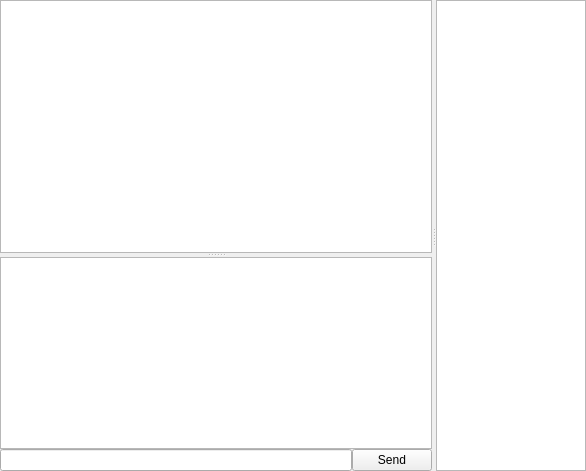
obiwankennedy/cahootseditor, file document.ui: the form before one commit.
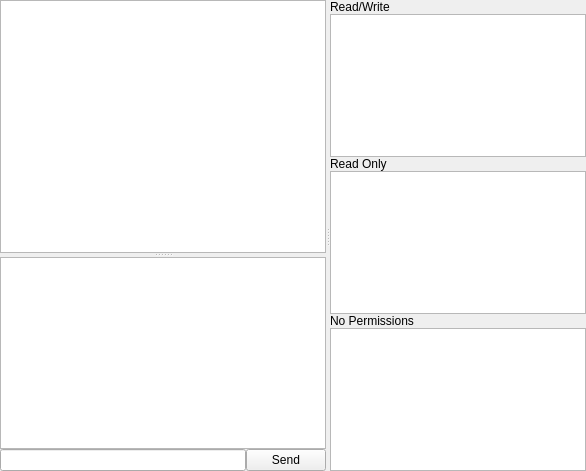
The form after the commit.

Commit message: Modified the document layout to allow for different permissions more easily. Also hooked the return key into our chat box for easier chatting.

```diff
--- a/document.ui
+++ b/document.ui
@@ -28,7 +28,7 @@
       </property>
       <widget class="QTextEdit" name="codeTextEdit">
        <property name="sizePolicy">
-        <sizepolicy hsizetype="Expanding" vsizetype="Expanding">
+        <sizepolicy hsizetype="Ignored" vsizetype="Expanding">
          <horstretch>0</horstretch>
          <verstretch>100</verstretch>
         </sizepolicy>
@@ -47,7 +47,7 @@
         <item>
          <widget class="QTextEdit" name="chatTextEdit">
           <property name="sizePolicy">
-           <sizepolicy hsizetype="Expanding" vsizetype="Expanding">
+           <sizepolicy hsizetype="Ignored" vsizetype="Expanding">
             <horstretch>0</horstretch>
             <verstretch>1</verstretch>
            </sizepolicy>
@@ -89,19 +89,120 @@
        </layout>
       </widget>
      </widget>
-     <widget class="QListWidget" name="listWidget">
-      <property name="sizePolicy">
-       <sizepolicy hsizetype="Expanding" vsizetype="Expanding">
-        <horstretch>0</horstretch>
-        <verstretch>0</verstretch>
-       </sizepolicy>
-      </property>
-      <property name="maximumSize">
-       <size>
-        <width>150</width>
-        <height>16777215</height>
-       </size>
-      </property>
+     <widget class="QWidget" name="">
+      <layout class="QVBoxLayout" name="verticalLayout_2">
+       <property name="spacing">
+        <number>0</number>
+       </property>
+       <property name="sizeConstraint">
+        <enum>QLayout::SetMaximumSize</enum>
+       </property>
+       <item>
+        <widget class="QLabel" name="label_3">
+         <property name="sizePolicy">
+          <sizepolicy hsizetype="Maximum" vsizetype="Preferred">
+           <horstretch>0</horstretch>
+           <verstretch>0</verstretch>
+          </sizepolicy>
+         </property>
+         <property name="maximumSize">
+          <size>
+           <width>16777215</width>
+           <height>16777215</height>
+          </size>
+         </property>
+         <property name="text">
+          <string>Read/Write</string>
+         </property>
+        </widget>
+       </item>
+       <item>
+        <widget class="QListWidget" name="readWriteListWidget">
+         <property name="sizePolicy">
+          <sizepolicy hsizetype="Maximum" vsizetype="Expanding">
+           <horstretch>0</horstretch>
+           <verstretch>0</verstretch>
+          </sizepolicy>
+         </property>
+         <property name="maximumSize">
+          <size>
+           <width>16777215</width>
+           <height>16777215</height>
+          </size>
+         </property>
+        </widget>
+       </item>
+       <item>
+        <widget class="QLabel" name="label_2">
+         <property name="sizePolicy">
+          <sizepolicy hsizetype="Maximum" vsizetype="Preferred">
+           <horstretch>0</horstretch>
+           <verstretch>0</verstretch>
+          </sizepolicy>
+         </property>
+         <property name="maximumSize">
+          <size>
+           <width>16777215</width>
+           <height>16777215</height>
+          </size>
+         </property>
+         <property name="text">
+          <string>Read Only</string>
+         </property>
+        </widget>
+       </item>
+       <item>
+        <widget class="QListWidget" name="readOnlyListWidget">
+         <property name="sizePolicy">
+          <sizepolicy hsizetype="Maximum" vsizetype="Expanding">
+           <horstretch>0</horstretch>
+           <verstretch>0</verstretch>
+          </sizepolicy>
+         </property>
+         <property name="maximumSize">
+          <size>
+           <width>16777215</width>
+           <height>16777215</height>
+          </size>
+         </property>
+        </widget>
+       </item>
+       <item>
+        <widget class="QLabel" name="label">
+         <property name="sizePolicy">
+          <sizepolicy hsizetype="Maximum" vsizetype="Preferred">
+           <horstretch>0</horstretch>
+           <verstretch>0</verstretch>
+          </sizepolicy>
+         </property>
+         <property name="maximumSize">
+          <size>
+           <width>16777215</width>
+           <height>16777215</height>
+          </size>
+         </property>
+         <property name="text">
+          <string>No Permissions</string>
+         </property>
+        </widget>
+       </item>
+       <item>
+        <widget class="QListWidget" name="noPermissionsListWidget">
+         <property name="sizePolicy">
+          <sizepolicy hsizetype="Maximum" vsizetype="Expanding">
+           <horstretch>0</horstretch>
+           <verstretch>0</verstretch>
+          </sizepolicy>
+         </property>
+         <property name="maximumSize">
+          <size>
+           <width>16777215</width>
+           <height>16777215</height>
+          </size>
+         </property>
+        </widget>
+       </item>
+      </layout>
      </widget>
     </widget>
    </item>
```
Left out of the diff: 2 changed lines with no effect on the pictures. The commit also changes 1 other file.
